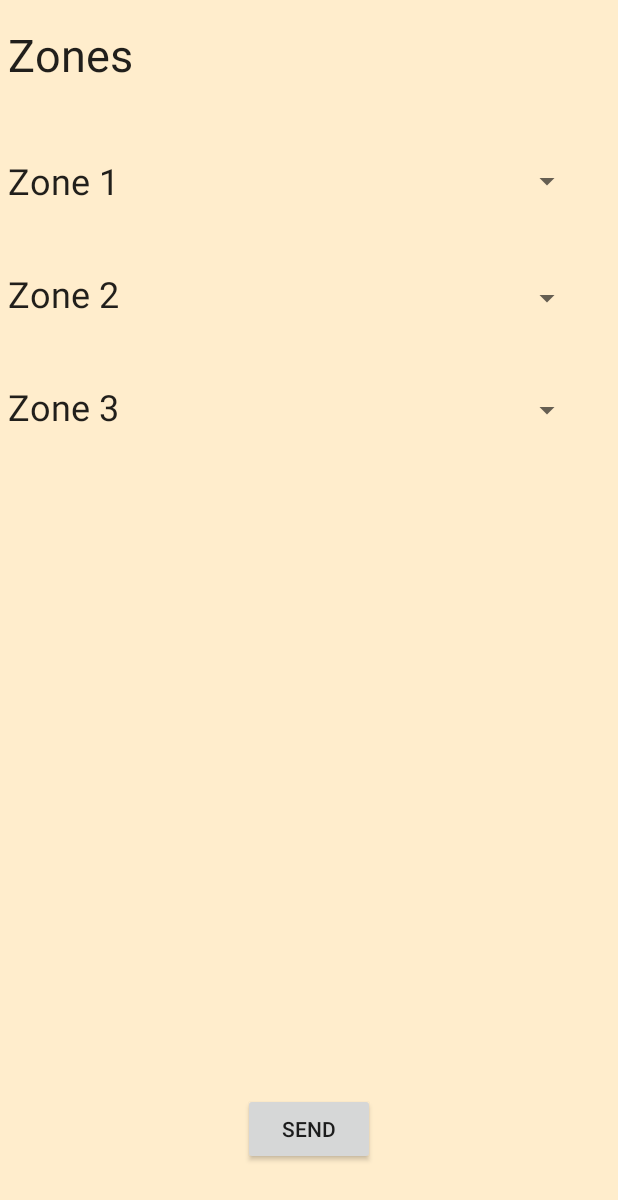
After one commit to tparackal/SeniorDesign, an Android app: the layout activity_zone.xml on its own in the app's theme, with its tools: preview values and no code run, on a phone screen of 412 x 824 dp. The commit adds this screen. Shown: the top 1200 px of the screen. Run offline under Robolectric (Android 15) with nearby library versions, the phone set to English and light mode, and no system bars.

Commit message:
User Interface

```diff
--- a/Android App/app/src/main/AndroidManifest.xml
+++ b/Android App/app/src/main/AndroidManifest.xml
@@ -1,6 +1,10 @@
 <?xml version="1.0" encoding="utf-8"?>
 <manifest xmlns:android="http://schemas.android.com/apk/res/android"
     package="com.example.tharunparackal.irrigation">
+
+    <uses-permission android:name="android.permission.INTERNET" />
+    <uses-permission android:name="android.permission.ACCESS_NETWORK_STATE" />
+    <uses-permission android:name="android.permission.ACCESS_WIFI_STATE" />
 
     <application
         android:allowBackup="true"
--- a/Android App/app/src/main/java/com/example/tharunparackal/irrigation/MainActivity.java
+++ b/Android App/app/src/main/java/com/example/tharunparackal/irrigation/MainActivity.java
@@ -2,6 +2,7 @@ package com.example.tharunparackal.irrigation;
 
 import android.app.Activity;
 import android.content.SharedPreferences;
+import android.content.Intent;
 import android.content.Context;
 import android.os.Bundle;
 import android.view.View;
@@ -20,7 +21,6 @@ import java.net.HttpURLConnection;
 import java.net.URLEncoder;
 import java.util.ArrayList;
 import java.util.List;
-
 import javax.net.ssl.HttpsURLConnection;
 
 
@@ -84,6 +84,7 @@ public class MainActivity extends Activity implements View.OnClickListener
         if (ipAddress.length() > 0 && portNumber.length() > 0)
         {
             new HttpRequestAsyncTask(v.getContext(), parameterValue, ipAddress, portNumber, "effect").execute();
+//            startActivity(new Intent(getApplicationContext(), ZoneActivity.class)); // starts zone screen activity
         }
     }
 
--- /dev/null
+++ b/Android App/app/src/main/java/com/example/tharunparackal/irrigation/ZoneActivity.java
@@ -0,0 +1,47 @@
+package com.example.tharunparackal.irrigation;
+
+
+import android.support.v7.app.AppCompatActivity;
+import android.os.Bundle;
+import android.view.View;
+import android.widget.AdapterView;
+import android.widget.ArrayAdapter;
+import android.widget.Spinner;
+import android.widget.Toast;
+
+
+
+public class ZoneActivity extends AppCompatActivity implements AdapterView.OnItemSelectedListener {
+    public Spinner soilSpinner1;
+
+    @Override
+    protected void onCreate(Bundle savedInstanceState) {
+        super.onCreate(savedInstanceState);
+        setContentView(R.layout.activity_zone);
+
+        soilSpinner1 = findViewById(R.id.spinner);
+        ArrayAdapter<CharSequence> soilTypeAdapter = ArrayAdapter.createFromResource(this, R.array.soilType, android.R.layout.simple_spinner_item);
+        soilTypeAdapter.setDropDownViewResource(android.R.layout.simple_spinner_dropdown_item);
+        soilSpinner1.setAdapter(soilTypeAdapter);
+        soilSpinner1.setOnItemSelectedListener(this);
+
+        Spinner soilSpinner2 = findViewById(R.id.spinner3);
+        ArrayAdapter<CharSequence> playerAdapter = ArrayAdapter.createFromResource(this, R.array.soilType, android.R.layout.simple_spinner_item);
+        playerAdapter.setDropDownViewResource(android.R.layout.simple_spinner_dropdown_item);
+        soilSpinner2.setAdapter(playerAdapter);
+        soilSpinner2.setOnItemSelectedListener(this);
+
+    }
+
+    @Override
+    public void onItemSelected(AdapterView<?> parent, View view, int position, long id) {
+        String text = parent.getItemAtPosition(position).toString();
+        Toast.makeText(parent.getContext(), text, Toast.LENGTH_SHORT).show();
+    }
+
+    @Override
+    public void onNothingSelected(AdapterView<?> parent) {
+
+    }
+
+}
--- a/Android App/app/src/main/res/layout/activity_main.xml
+++ b/Android App/app/src/main/res/layout/activity_main.xml
@@ -45,7 +45,7 @@
             android:alpha="1.0"
             android:background="@android:color/holo_orange_light"
             android:text="@string/setup"
-            android:textSize="16sp" />
+            android:textSize="16sp"/>
     </LinearLayout>
 
 </ScrollView>
--- /dev/null
+++ b/Android App/app/src/main/res/layout/activity_zone.xml
@@ -0,0 +1,101 @@
+<?xml version="1.0" encoding="utf-8"?>
+<android.support.constraint.ConstraintLayout xmlns:android="http://schemas.android.com/apk/res/android"
+    xmlns:app="http://schemas.android.com/apk/res-auto"
+    xmlns:tools="http://schemas.android.com/tools"
+    android:layout_width="match_parent"
+    android:layout_height="match_parent"
+    android:background="#ffedcc"
+    tools:context=".ZoneActivity">
+
+    <Spinner
+        android:id="@+id/spinner2"
+        android:layout_width="102dp"
+        android:layout_height="27dp"
+        android:layout_marginTop="44dp"
+        android:layout_marginEnd="23dp"
+        app:layout_constraintEnd_toEndOf="parent"
+        app:layout_constraintTop_toBottomOf="@+id/spinner3" />
+
+    <TextView
+        android:id="@+id/textView5"
+        android:layout_width="195dp"
+        android:layout_height="47dp"
+        android:layout_marginStart="5dp"
+        android:layout_marginTop="28dp"
+        android:text="@string/zone_3"
+        android:textAppearance="@style/TextAppearance.AppCompat"
+        android:textSize="24sp"
+        app:layout_constraintStart_toStartOf="parent"
+        app:layout_constraintTop_toBottomOf="@+id/textView4"
+        tools:text="Zone 3" />
+
+    <Spinner
+        android:id="@+id/spinner3"
+        android:layout_width="102dp"
+        android:layout_height="34dp"
+        android:layout_marginTop="44dp"
+        android:layout_marginEnd="23dp"
+        app:layout_constraintEnd_toEndOf="parent"
+        app:layout_constraintTop_toBottomOf="@+id/spinner" />
+
+    <TextView
+        android:id="@+id/textView3"
+        android:layout_width="195dp"
+        android:layout_height="47dp"
+        android:layout_marginStart="5dp"
+        android:layout_marginTop="104dp"
+        android:text="@string/zone_1"
+        android:textAppearance="@style/TextAppearance.AppCompat"
+        android:textSize="24sp"
+        app:layout_constraintStart_toStartOf="parent"
+        app:layout_constraintTop_toTopOf="parent"
+        tools:text="Zone 1" />
+
+    <TextView
+        android:id="@+id/title"
+        android:layout_width="134dp"
+        android:layout_height="49dp"
+        android:layout_marginStart="5dp"
+        android:layout_marginTop="16dp"
+        android:text="@string/zones"
+        android:textAppearance="@style/TextAppearance.AppCompat"
+        android:textSize="30sp"
+        app:layout_constraintStart_toStartOf="parent"
+        app:layout_constraintTop_toTopOf="parent"
+        tools:text="Zones" />
+
+    <Spinner
+        android:id="@+id/spinner"
+        android:layout_width="102dp"
+        android:layout_height="34dp"
+        android:layout_marginTop="104dp"
+        android:layout_marginEnd="23dp"
+        app:layout_constraintEnd_toEndOf="parent"
+        app:layout_constraintTop_toTopOf="parent" />
+
+    <TextView
+        android:id="@+id/textView4"
+        android:layout_width="195dp"
+        android:layout_height="47dp"
+        android:layout_marginStart="5dp"
+        android:layout_marginTop="28dp"
+        android:text="@string/zone_2"
+        android:textAppearance="@style/TextAppearance.AppCompat"
+        android:textSize="24sp"
+        app:layout_constraintStart_toStartOf="parent"
+        app:layout_constraintTop_toBottomOf="@+id/textView3"
+        tools:text="Zone 2" />
+
+    <Button
+        android:id="@+id/buttonSend"
+        android:layout_width="wrap_content"
+        android:layout_height="wrap_content"
+        android:layout_marginStart="148dp"
+        android:layout_marginEnd="148dp"
+        android:layout_marginBottom="47dp"
+        android:text="@string/send"
+        app:layout_constraintBottom_toBottomOf="parent"
+        app:layout_constraintEnd_toEndOf="parent"
+        app:layout_constraintStart_toStartOf="parent" />
+
+</android.support.constraint.ConstraintLayout>
--- a/Android App/app/src/main/res/values/strings.xml
+++ b/Android App/app/src/main/res/values/strings.xml
@@ -6,4 +6,16 @@
     <string name="e_g_80">e.g. 80</string>
     <string name="lr">LR</string>
     <string name="setup">Setup</string>
+    <string name="send">Send</string>
+    <string name="zones">Zones</string>
+    <string name="zone_1">Zone 1</string>
+    <string name="zone_2">Zone 2</string>
+    <string name="zone_3">Zone 3</string>
+    <string-array name = "soilType">
+        <item>Clay</item>
+        <item>Sand</item>
+        <item>Silt</item>
+        <item>Peat</item>
+        <item>Loam</item>
+    </string-array>
 </resources>
--- a/Android App/build.gradle
+++ b/Android App/build.gradle
@@ -7,7 +7,7 @@ buildscript {
         jcenter()
     }
     dependencies {
-        classpath 'com.android.tools.build:gradle:3.2.1'
+        classpath 'com.android.tools.build:gradle:3.3.2'
 
 
         // NOTE: Do not place your application dependencies here; they belong
```
Also changed, not shown: Android App/gradle/wrapper/gradle-wrapper.properties.
